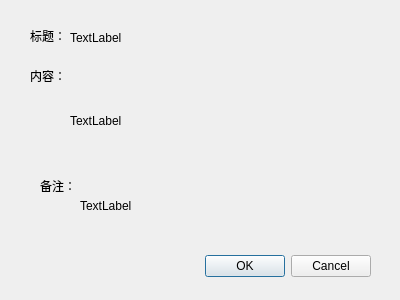
haizeiwang10086/file_save_haizeiwang10086, file QtSearchWindow/QtSearchWindow/Browse.ui: the form before one commit.
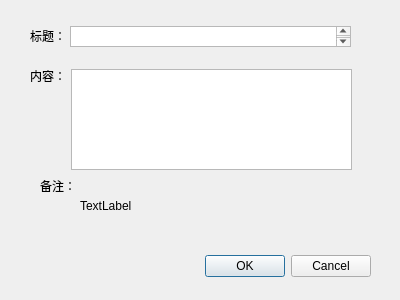
The form after the commit.

What changed in the file:
```diff
--- a/QtSearchWindow/QtSearchWindow/Browse.ui
+++ b/QtSearchWindow/QtSearchWindow/Browse.ui
@@ -106,32 +106,6 @@
     <string>备注：</string>
    </property>
   </widget>
-  <widget class="QLabel" name="label_title">
-   <property name="geometry">
-    <rect>
-     <x>70</x>
-     <y>30</y>
-     <width>241</width>
-     <height>16</height>
-    </rect>
-   </property>
-   <property name="text">
-    <string>TextLabel</string>
-   </property>
-  </widget>
-  <widget class="QLabel" name="label_content">
-   <property name="geometry">
-    <rect>
-     <x>70</x>
-     <y>70</y>
-     <width>241</width>
-     <height>101</height>
-    </rect>
-   </property>
-   <property name="text">
-    <string>TextLabel</string>
-   </property>
-  </widget>
   <widget class="QLabel" name="label_remarks">
    <property name="geometry">
     <rect>
@@ -145,6 +119,31 @@
     <string>TextLabel</string>
    </property>
   </widget>
+  <widget class="QTextBrowser" name="text_content">
+   <property name="geometry">
+    <rect>
+     <x>71</x>
+     <y>69</y>
+     <width>281</width>
+     <height>101</height>
+    </rect>
+   </property>
+  </widget>
+  <widget class="QTextBrowser" name="text_title">
+   <property name="geometry">
+    <rect>
+     <x>70</x>
+     <y>26</y>
+     <width>281</width>
+     <height>21</height>
+    </rect>
+   </property>
+   <property name="font">
+    <font>
+     <family>宋体</family>
+    </font>
+   </property>
+  </widget>
  </widget>
  <resources/>
  <connections>
```
